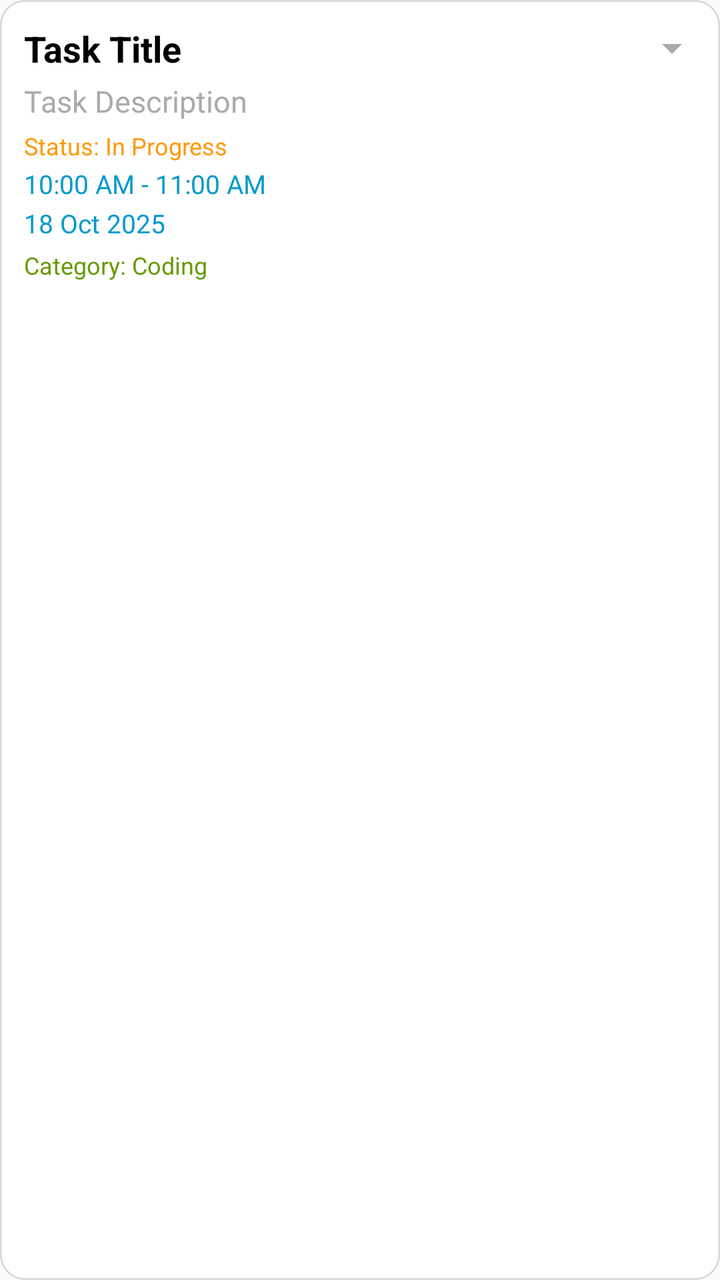
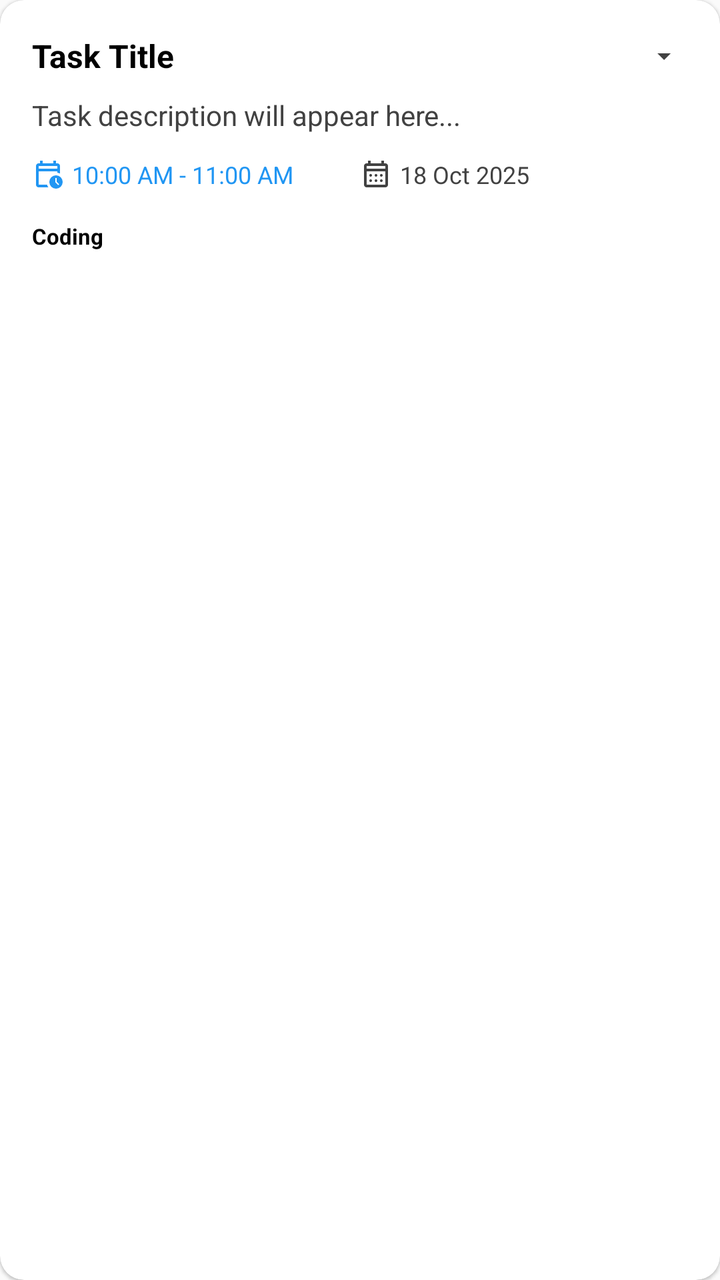

Before-and-after screenshots of an Android layout around one commit, followed by the original layout XML and the change that was made.
<!-- AndroidManifest.xml: application theme Theme.ToDoApp -->
<!-- res/layout/item_task.xml -->
<?xml version="1.0" encoding="utf-8"?>
<LinearLayout xmlns:android="http://schemas.android.com/apk/res/android"
    xmlns:app="http://schemas.android.com/apk/res-auto"
    android:layout_width="match_parent"
    android:layout_height="wrap_content"
    android:orientation="vertical"
    android:padding="12dp"
    android:layout_marginVertical="6dp"
    android:background="@drawable/task_item_bg">

    
    <LinearLayout
        android:layout_width="match_parent"
        android:layout_height="wrap_content"
        android:orientation="horizontal"
        android:gravity="center_vertical">

        <TextView
            android:id="@+id/taskTitleText"
            android:layout_width="0dp"
            android:layout_height="wrap_content"
            android:layout_weight="1"
            android:text="Task Title"
            android:textStyle="bold"
            android:textSize="18sp"
            android:textColor="@android:color/black" />

        <ImageView
            android:id="@+id/btnMoreOptions"
            android:layout_width="24dp"
            android:layout_height="24dp"
            android:src="@drawable/outline_arrow_drop_down_24"
            android:contentDescription="More options"
            app:tint="@android:color/darker_gray" />
    </LinearLayout>

    
    <TextView
        android:id="@+id/taskDescriptionText"
        android:layout_width="match_parent"
        android:layout_height="wrap_content"
        android:text="Task Description"
        android:textSize="15sp"
        android:textColor="@android:color/darker_gray"
        android:layout_marginTop="4dp" />

    <TextView
        android:id="@+id/taskStatusText"
        android:layout_width="wrap_content"
        android:layout_height="wrap_content"
        android:text="Status: In Progress"
        android:textSize="12sp"
        android:textColor="@color/orange"
        android:layout_marginTop="4dp" />
    
    <TextView
        android:id="@+id/taskTimeText"
        android:layout_width="match_parent"
        android:layout_height="wrap_content"
        android:text="10:00 AM - 11:00 AM"
        android:textSize="13sp"
        android:textColor="@android:color/holo_blue_dark"
        android:layout_marginTop="2dp" />

    
    <TextView
        android:id="@+id/taskDateText"
        android:layout_width="match_parent"
        android:layout_height="wrap_content"
        android:text="18 Oct 2025"
        android:textSize="13sp"
        android:textColor="@android:color/holo_blue_dark"
        android:layout_marginTop="2dp" />

    
    <TextView
        android:id="@+id/taskCategoryText"
        android:layout_width="wrap_content"
        android:layout_height="wrap_content"
        android:text="Category: Coding"
        android:textSize="12sp"
        android:textColor="@android:color/holo_green_dark"
        android:layout_marginTop="4dp" />

</LinearLayout>
<!-- resources referenced by this layout -->
<resources>
  <color name="orange">#FF9800</color>
  <!-- drawable outline_arrow_drop_down_24 (drawable) -->
  <vector xmlns:android="http://schemas.android.com/apk/res/android" android:height="24dp" android:tint="#000000" android:viewportHeight="960" android:viewportWidth="960" android:width="24dp">
        
      <path android:fillColor="@android:color/white" android:pathData="M480,600L280,400L680,400L480,600Z"/>
      
  </vector>
  <!-- drawable task_item_bg (drawable) -->
  <?xml version="1.0" encoding="utf-8"?>
  <shape xmlns:android="http://schemas.android.com/apk/res/android"
      android:shape="rectangle">
  
      
      <solid android:color="#FFFFFFFF" />
  
      
      <corners android:radius="12dp" />
  
      
      <stroke
          android:width="1dp"
          android:color="#22000000" />
  
      
      <padding
          android:left="8dp"
          android:top="8dp"
          android:right="8dp"
          android:bottom="8dp" />
  </shape>
  <style name="Theme.ToDoApp" parent="Base.Theme.ToDoApp" />
  <color name="primary_color">#2196F3</color>
  <color name="primary_dark">#1976D2</color>
  <color name="white">#FFFFFFFF</color>
  <color name="green">#4CAF50</color>
  <!-- unchanged entries left out for length: 1 -->
</resources>

<!-- the commit's change to res/layout/item_task.xml (unified diff, before → after) -->
@@ -1,85 +1,164 @@
 <?xml version="1.0" encoding="utf-8"?>
-<LinearLayout xmlns:android="http://schemas.android.com/apk/res/android"
+<com.google.android.material.card.MaterialCardView xmlns:android="http://schemas.android.com/apk/res/android"
     xmlns:app="http://schemas.android.com/apk/res-auto"
     android:layout_width="match_parent"
     android:layout_height="wrap_content"
-    android:orientation="vertical"
-    android:padding="12dp"
-    android:layout_marginVertical="6dp"
-    android:background="@drawable/task_item_bg">
+    app:cardCornerRadius="12dp"
+    app:cardElevation="1dp"
+    app:cardBackgroundColor="@color/white"
+    android:layout_marginVertical="4dp"
+    android:layout_marginHorizontal="8dp">
 
-    
     <LinearLayout
         android:layout_width="match_parent"
         android:layout_height="wrap_content"
-        android:orientation="horizontal"
-        android:gravity="center_vertical">
+        android:orientation="vertical"
+        android:padding="16dp">
 
+        
+        <LinearLayout
+            android:layout_width="match_parent"
+            android:layout_height="wrap_content"
+            android:orientation="horizontal"
+            android:gravity="center_vertical">
+
+            <TextView
+                android:id="@+id/taskTitleText"
+                android:layout_width="0dp"
+                android:layout_height="wrap_content"
+                android:layout_weight="1"
+                android:text="Task Title"
+                android:textStyle="bold"
+                android:textSize="16sp"
+                android:textColor="@android:color/black"
+                android:maxLines="1"
+                android:ellipsize="end" />
+
+            <ImageView
+                android:id="@+id/btnMoreOptions"
+                android:layout_width="24dp"
+                android:layout_height="24dp"
+                android:src="@drawable/outline_arrow_drop_down_24"
+                android:contentDescription="More options"
+                app:tint="@color/gray_dark"
+                android:padding="4dp" />
+        </LinearLayout>
+
+        
         <TextView
-            android:id="@+id/taskTitleText"
-            android:layout_width="0dp"
+            android:id="@+id/taskDescriptionText"
+            android:layout_width="match_parent"
             android:layout_height="wrap_content"
-            android:layout_weight="1"
-            android:text="Task Title"
-            android:textStyle="bold"
-            android:textSize="18sp"
-            android:textColor="@android:color/black" />
+            android:text="Task description will appear here..."
+            android:textSize="14sp"
+            android:textColor="@color/gray_dark"
+            android:layout_marginTop="8dp"
+            android:maxLines="2"
+            android:ellipsize="end" />
 
-        <ImageView
-            android:id="@+id/btnMoreOptions"
-            android:layout_width="24dp"
-            android:layout_height="24dp"
-            android:src="@drawable/outline_arrow_drop_down_24"
-            android:contentDescription="More options"
-            app:tint="@android:color/darker_gray" />
+        
+        <LinearLayout
+            android:layout_width="match_parent"
+            android:layout_height="wrap_content"
+            android:orientation="horizontal"
+            android:layout_marginTop="12dp"
+            android:gravity="center_vertical">
+
+            
+            <LinearLayout
+                android:layout_width="0dp"
+                android:layout_height="wrap_content"
+                android:layout_weight="1"
+                android:orientation="horizontal"
+                android:gravity="center_vertical">
+
+                <ImageView
+                    android:layout_width="16dp"
+                    android:layout_height="16dp"
+                    android:src="@drawable/outline_calendar_clock_24"
+                    app:tint="@color/primary_color"
+                    android:layout_marginEnd="4dp" />
+
+                <TextView
+                    android:id="@+id/taskTimeText"
+                    android:layout_width="wrap_content"
+                    android:layout_height="wrap_content"
+                    android:text="10:00 AM - 11:00 AM"
+                    android:textSize="12sp"
+                    android:textColor="@color/primary_color" />
+            </LinearLayout>
+
+            
+            <LinearLayout
+                android:layout_width="0dp"
+                android:layout_height="wrap_content"
+                android:layout_weight="1"
+                android:orientation="horizontal"
+                android:gravity="center_vertical">
+
+                <ImageView
+                    android:layout_width="16dp"
+                    android:layout_height="16dp"
+                    android:src="@drawable/outline_calendar_month_24"
+                    app:tint="@color/gray_dark"
+                    android:layout_marginEnd="4dp" />
+
+                <TextView
+                    android:id="@+id/taskDateText"
+                    android:layout_width="wrap_content"
+                    android:layout_height="wrap_content"
+                    android:text="18 Oct 2025"
+                    android:textSize="12sp"
+                    android:textColor="@color/gray_dark" />
+            </LinearLayout>
+        </LinearLayout>
+
+        
+        <LinearLayout
+            android:layout_width="match_parent"
+            android:layout_height="wrap_content"
+            android:orientation="horizontal"
+            android:layout_marginTop="12dp"
+            android:gravity="center_vertical">
+
+            
+
+                <TextView
+                    android:id="@+id/taskCategoryText"
+                    android:layout_width="wrap_content"
+                    android:layout_height="wrap_content"
+                    android:text="Coding"
+                    android:textSize="11sp"
+                    android:textStyle="bold"
+                    android:textColor="@color/black" />
+
+
+            <View
+                android:layout_width="0dp"
+                android:layout_height="0dp"
+                android:layout_weight="1" />
+
+            
+            <LinearLayout
+                android:layout_width="wrap_content"
+                android:layout_height="wrap_content"
+                android:orientation="horizontal"
+                android:gravity="center_vertical"
+
+                android:paddingHorizontal="10dp"
+                android:paddingVertical="4dp">
+
+                <TextView
+                    android:id="@+id/taskStatusText"
+                    android:layout_width="wrap_content"
+                    android:layout_height="wrap_content"
+                    android:text="IN PROGRESS"
+                    android:textSize="10sp"
+                    android:textStyle="bold"
+                    android:textAllCaps="true"
+                    android:textColor="@color/white" />
+            </LinearLayout>
+        </LinearLayout>
+
     </LinearLayout>
-
-    
-    <TextView
-        android:id="@+id/taskDescriptionText"
-        android:layout_width="match_parent"
-        android:layout_height="wrap_content"
-        android:text="Task Description"
-        android:textSize="15sp"
-        android:textColor="@android:color/darker_gray"
-        android:layout_marginTop="4dp" />
-
-    <TextView
-        android:id="@+id/taskStatusText"
-        android:layout_width="wrap_content"
-        android:layout_height="wrap_content"
-        android:text="Status: In Progress"
-        android:textSize="12sp"
-        android:textColor="@color/orange"
-        android:layout_marginTop="4dp" />
-    
-    <TextView
-        android:id="@+id/taskTimeText"
-        android:layout_width="match_parent"
-        android:layout_height="wrap_content"
-        android:text="10:00 AM - 11:00 AM"
-        android:textSize="13sp"
-        android:textColor="@android:color/holo_blue_dark"
-        android:layout_marginTop="2dp" />
-
-    
-    <TextView
-        android:id="@+id/taskDateText"
-        android:layout_width="match_parent"
-        android:layout_height="wrap_content"
-        android:text="18 Oct 2025"
-        android:textSize="13sp"
-        android:textColor="@android:color/holo_blue_dark"
-        android:layout_marginTop="2dp" />
-
-    
-    <TextView
-        android:id="@+id/taskCategoryText"
-        android:layout_width="wrap_content"
-        android:layout_height="wrap_content"
-        android:text="Category: Coding"
-        android:textSize="12sp"
-        android:textColor="@android:color/holo_green_dark"
-        android:layout_marginTop="4dp" />
-
-</LinearLayout>
+</com.google.android.material.card.MaterialCardView>
<!-- resource entries referenced after the edit -->
@@ -1,35 +1,25 @@
 <!-- resources referenced by this layout -->
 <resources>
-  <color name="orange">#FF9800</color>
+  <color name="black">#FF000000</color>
+  <color name="gray_dark">#424242</color>
   <!-- drawable outline_arrow_drop_down_24 (drawable) -->
   <vector xmlns:android="http://schemas.android.com/apk/res/android" android:height="24dp" android:tint="#000000" android:viewportHeight="960" android:viewportWidth="960" android:width="24dp">
         
       <path android:fillColor="@android:color/white" android:pathData="M480,600L280,400L680,400L480,600Z"/>
       
   </vector>
-  <!-- drawable task_item_bg (drawable) -->
-  <?xml version="1.0" encoding="utf-8"?>
-  <shape xmlns:android="http://schemas.android.com/apk/res/android"
-      android:shape="rectangle">
-  
+  <!-- drawable outline_calendar_clock_24 (drawable) -->
+  <vector xmlns:android="http://schemas.android.com/apk/res/android" android:height="24dp" android:tint="#000000" android:viewportHeight="960" android:viewportWidth="960" android:width="24dp">
+        
+      <path android:fillColor="@android:color/white" android:pathData="M200,320L760,320L760,240Q760,240 760,240Q760,240 760,240L200,240Q200,240 200,240Q200,240 200,240L200,320ZM200,320L200,240Q200,240 200,240Q200,240 200,240L200,240Q200,240 200,240Q200,240 200,240L200,320ZM200,880Q167,880 143.5,856.5Q120,833 120,800L120,240Q120,207 143.5,183.5Q167,160 200,160L240,160L240,80L320,80L320,160L640,160L640,80L720,80L720,160L760,160Q793,160 816.5,183.5Q840,207 840,240L840,467Q821,458 801,452Q781,446 760,443L760,400L200,400L200,800Q200,800 200,800Q200,800 200,800L452,800Q459,822 468.5,842Q478,862 491,880L200,880ZM720,920Q637,920 578.5,861.5Q520,803 520,720Q520,637 578.5,578.5Q637,520 720,520Q803,520 861.5,578.5Q920,637 920,720Q920,803 861.5,861.5Q803,920 720,920ZM787,815L815,787L740,712L740,600L700,600L700,728L787,815Z"/>
       
-      <solid android:color="#FFFFFFFF" />
-  
+  </vector>
+  <!-- drawable outline_calendar_month_24 (drawable) -->
+  <vector xmlns:android="http://schemas.android.com/apk/res/android" android:height="24dp" android:tint="#000000" android:viewportHeight="960" android:viewportWidth="960" android:width="24dp">
+        
+      <path android:fillColor="@android:color/white" android:pathData="M200,880Q167,880 143.5,856.5Q120,833 120,800L120,240Q120,207 143.5,183.5Q167,160 200,160L240,160L240,80L320,80L320,160L640,160L640,80L720,80L720,160L760,160Q793,160 816.5,183.5Q840,207 840,240L840,800Q840,833 816.5,856.5Q793,880 760,880L200,880ZM200,800L760,800Q760,800 760,800Q760,800 760,800L760,400L200,400L200,800Q200,800 200,800Q200,800 200,800ZM200,320L760,320L760,240Q760,240 760,240Q760,240 760,240L200,240Q200,240 200,240Q200,240 200,240L200,320ZM200,320L200,240Q200,240 200,240Q200,240 200,240L200,240Q200,240 200,240Q200,240 200,240L200,320ZM480,560Q463,560 451.5,548.5Q440,537 440,520Q440,503 451.5,491.5Q463,480 480,480Q497,480 508.5,491.5Q520,503 520,520Q520,537 508.5,548.5Q497,560 480,560ZM320,560Q303,560 291.5,548.5Q280,537 280,520Q280,503 291.5,491.5Q303,480 320,480Q337,480 348.5,491.5Q360,503 360,520Q360,537 348.5,548.5Q337,560 320,560ZM640,560Q623,560 611.5,548.5Q600,537 600,520Q600,503 611.5,491.5Q623,480 640,480Q657,480 668.5,491.5Q680,503 680,520Q680,537 668.5,548.5Q657,560 640,560ZM480,720Q463,720 451.5,708.5Q440,697 440,680Q440,663 451.5,651.5Q463,640 480,640Q497,640 508.5,651.5Q520,663 520,680Q520,697 508.5,708.5Q497,720 480,720ZM320,720Q303,720 291.5,708.5Q280,697 280,680Q280,663 291.5,651.5Q303,640 320,640Q337,640 348.5,651.5Q360,663 360,680Q360,697 348.5,708.5Q337,720 320,720ZM640,720Q623,720 611.5,708.5Q600,697 600,680Q600,663 611.5,651.5Q623,640 640,640Q657,640 668.5,651.5Q680,663 680,680Q680,697 668.5,708.5Q657,720 640,720Z"/>
       
-      <corners android:radius="12dp" />
-  
-      
-      <stroke
-          android:width="1dp"
-          android:color="#22000000" />
-  
-      
-      <padding
-          android:left="8dp"
-          android:top="8dp"
-          android:right="8dp"
-          android:bottom="8dp" />
-  </shape>
+  </vector>
   <style name="Theme.ToDoApp" parent="Base.Theme.ToDoApp" />
   <color name="primary_color">#2196F3</color>
   <color name="primary_dark">#1976D2</color>
